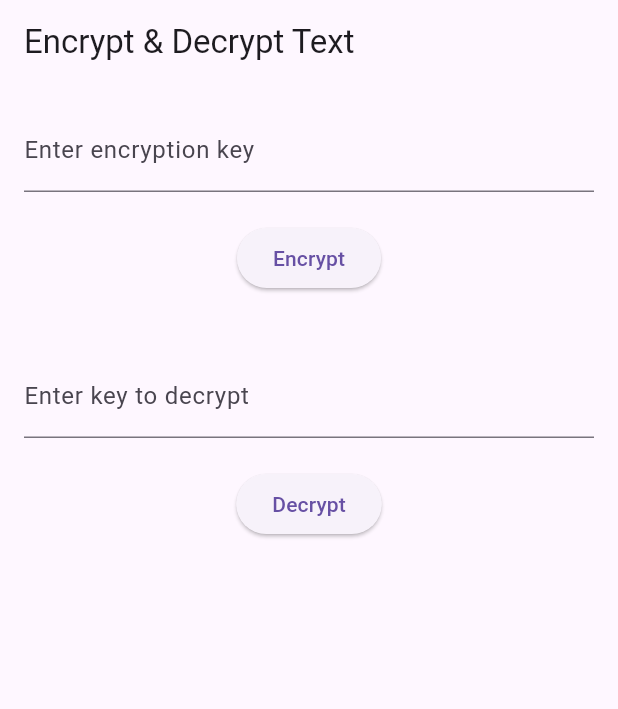
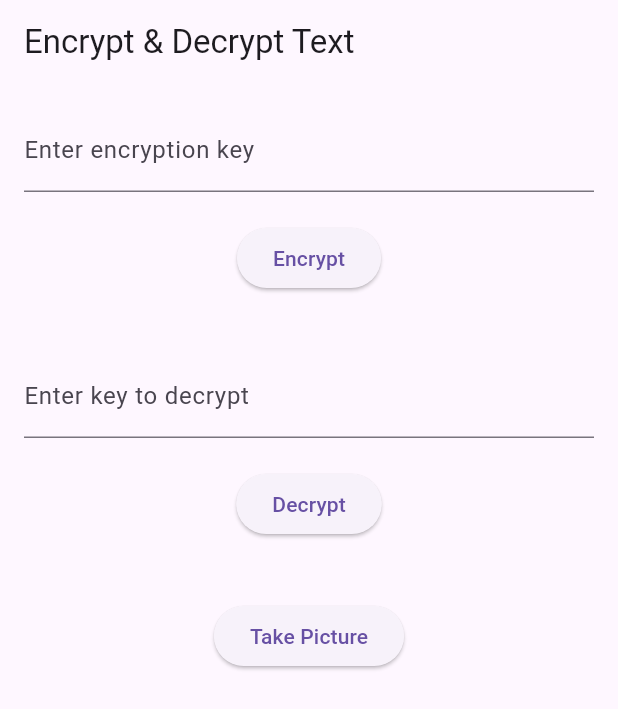
Before and after one commit to Sujeeth021/sih-aadhaar-flutter, a Flutter app: the screen it shows after launch, on a phone screen of 412 x 824 dp. Shown: the top 709 px of the screen. Run offline on Flutter 3.47's test engine with Material 3 defaults, Android fonts, the phone set to English and light mode, and no system bars; our stand-ins replace image_picker.

```diff
--- a/lib/main.dart
+++ b/lib/main.dart
@@ -1,4 +1,6 @@
 import 'package:flutter/material.dart';
+import 'package:image_picker/image_picker.dart';
+import 'dart:io';
 
 void main() {
   runApp(MyApp());
@@ -25,6 +27,7 @@ class _EncryptionScreenState extends State<EncryptionScreen> {
 
   String? _encryptedText;
   String? _decryptedText;
+  File? _image;
 
   void _encryptText() {
     setState(() {
@@ -36,6 +39,15 @@ class _EncryptionScreenState extends State<EncryptionScreen> {
     setState(() {
       _decryptedText = "Decrypted key: ${_decryptionKeyController.text}";
     });
+  }
+
+  Future<void> _pickImage() async {
+    final pickedFile = await ImagePicker().getImage(source: ImageSource.camera);
+    if (pickedFile != null) {
+      setState(() {
+        _image = File(pickedFile.path);
+      });
+    }
   }
 
   @override
@@ -73,6 +85,17 @@ class _EncryptionScreenState extends State<EncryptionScreen> {
             SizedBox(height: 20),
             if (_decryptedText != null)
               Text(_decryptedText!, style: TextStyle(fontWeight: FontWeight.bold)),
+            SizedBox(height: 20),
+            ElevatedButton(
+              onPressed: _pickImage,
+              child: Text('Take Picture'),
+            ),
+            SizedBox(height: 20),
+            if (_image != null)
+              Image.file(
+                _image!,
+                height: 200,
+              ),
           ],
         ),
       ),
--- a/pubspec.yaml
+++ b/pubspec.yaml
@@ -11,6 +11,7 @@ environment:
 dependencies:
   flutter:
     sdk: flutter
+  image_picker: ^0.8.4+8
   encrypt: ^5.0.0
 flutter:
   uses-material-design: true
```
Also changed, not shown: pubspec.lock, 5 other files.
